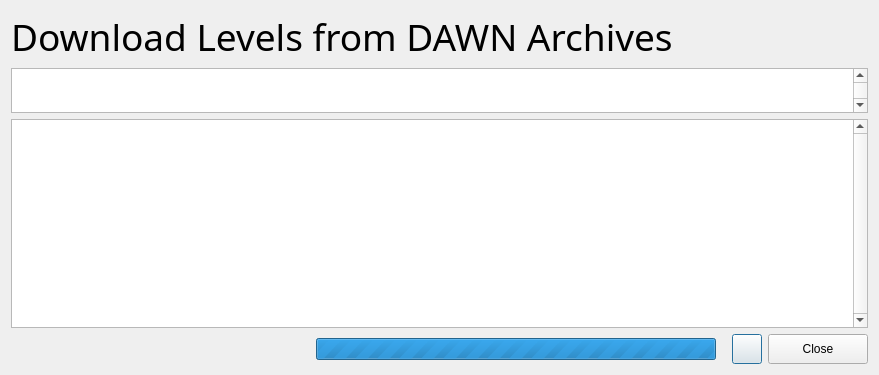
flamboyantpenguin/wikilynx, file wikiLYNX/ui/getlevel.ui: the form before one commit.
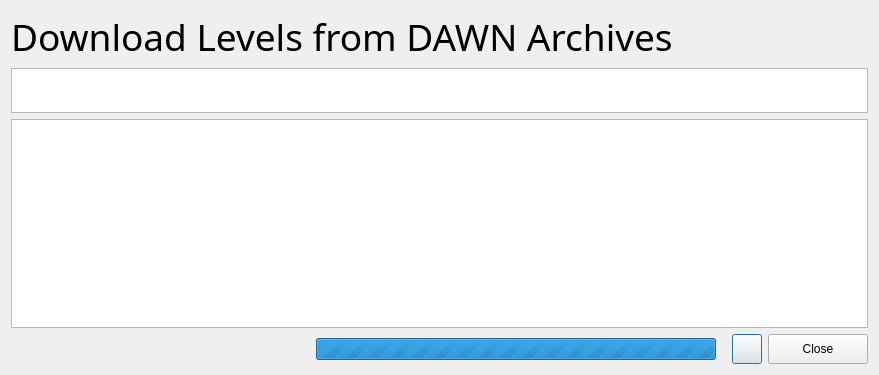
The form after the commit. Icons and pictures are not drawn.

```diff
--- a/wikiLYNX/ui/getlevel.ui
+++ b/wikiLYNX/ui/getlevel.ui
@@ -64,14 +64,17 @@
       </size>
      </property>
      <property name="verticalScrollBarPolicy">
-      <enum>Qt::ScrollBarPolicy::ScrollBarAlwaysOn</enum>
+      <enum>Qt::ScrollBarPolicy::ScrollBarAlwaysOff</enum>
+     </property>
+     <property name="selectionMode">
+      <enum>QAbstractItemView::SelectionMode::NoSelection</enum>
      </property>
     </widget>
    </item>
    <item>
     <widget class="QListWidget" name="list">
      <property name="verticalScrollBarPolicy">
-      <enum>Qt::ScrollBarPolicy::ScrollBarAlwaysOn</enum>
+      <enum>Qt::ScrollBarPolicy::ScrollBarAsNeeded</enum>
      </property>
      <property name="horizontalScrollBarPolicy">
       <enum>Qt::ScrollBarPolicy::ScrollBarAlwaysOff</enum>
```
